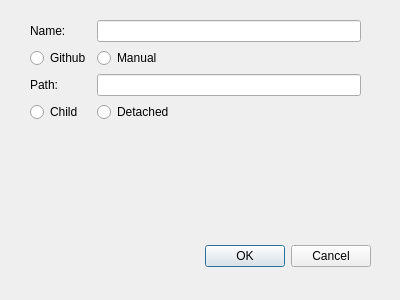
Nickswoboda/ExileHub, file src/add_app_dialog.ui: the form before one commit.
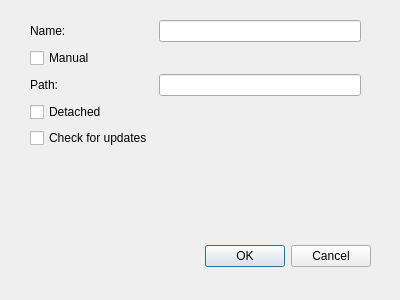
The form after the commit.

Commit message: Feat(WIP): add ability to extract data from dialog

What changed in the file:
```diff
--- a/src/add_app_dialog.ui
+++ b/src/add_app_dialog.ui
@@ -47,21 +47,7 @@
      </widget>
     </item>
     <item row="0" column="1">
-     <widget class="QLineEdit" name="lineEdit"/>
-    </item>
-    <item row="1" column="0">
-     <widget class="QRadioButton" name="radioButton">
-      <property name="text">
-       <string>Github</string>
-      </property>
-     </widget>
-    </item>
-    <item row="1" column="1">
-     <widget class="QRadioButton" name="radioButton_2">
-      <property name="text">
-       <string>Manual</string>
-      </property>
-     </widget>
+     <widget class="QLineEdit" name="name_edit"/>
     </item>
     <item row="2" column="0">
      <widget class="QLabel" name="label_2">
@@ -71,22 +57,29 @@
      </widget>
     </item>
     <item row="2" column="1">
-     <widget class="QLineEdit" name="lineEdit_2"/>
+     <widget class="QLineEdit" name="path_edit"/>
+    </item>
+    <item row="1" column="0">
+     <widget class="QCheckBox" name="manual_checkbox">
+      <property name="text">
+       <string>Manual</string>
+      </property>
+     </widget>
     </item>
     <item row="3" column="0">
-     <widget class="QRadioButton" name="radioButton_3">
-      <property name="text">
-       <string>Child</string>
-      </property>
-     </widget>
-    </item>
-    <item row="3" column="1">
-     <widget class="QRadioButton" name="radioButton_4">
+     <widget class="QCheckBox" name="detached_checkbox">
       <property name="text">
        <string>Detached</string>
       </property>
      </widget>
     </item>
+    <item row="4" column="0">
+     <widget class="QCheckBox" name="update_checkbox">
+      <property name="text">
+       <string>Check for updates</string>
+      </property>
+     </widget>
+    </item>
    </layout>
   </widget>
  </widget>
```
Left out of the diff: 4 changed lines with no effect on the pictures. The commit also changes 2 other files.
